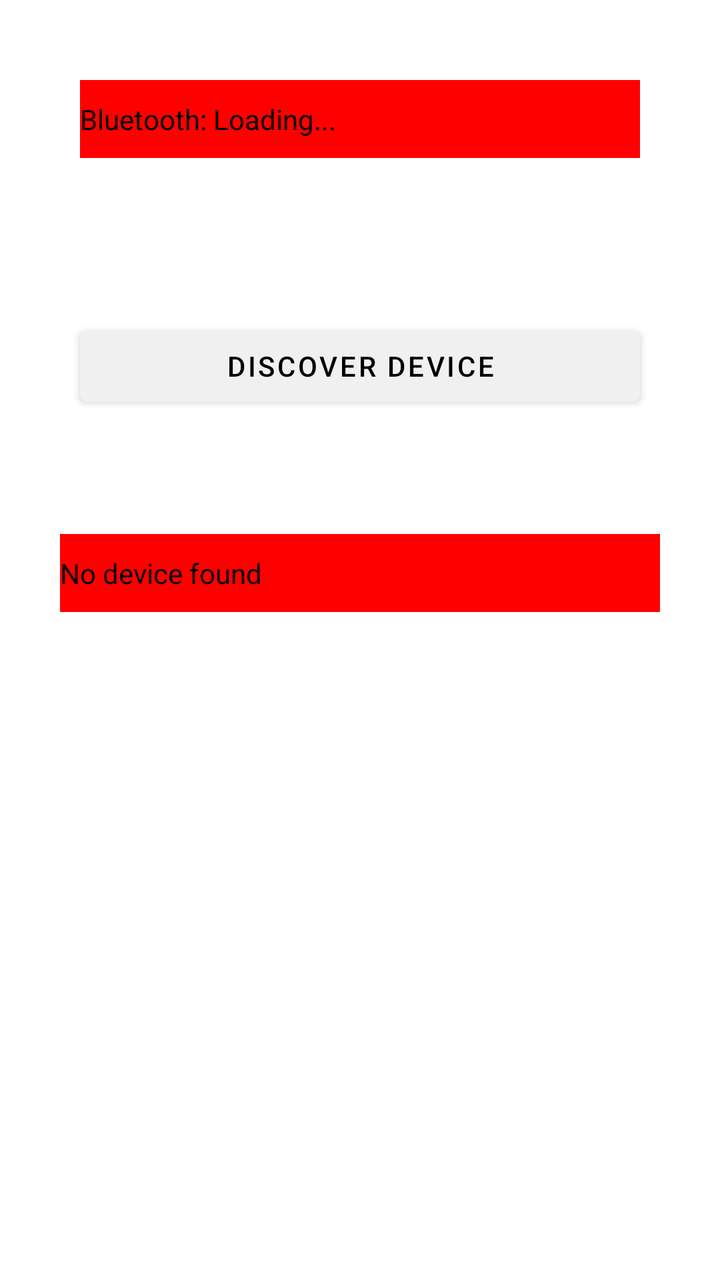
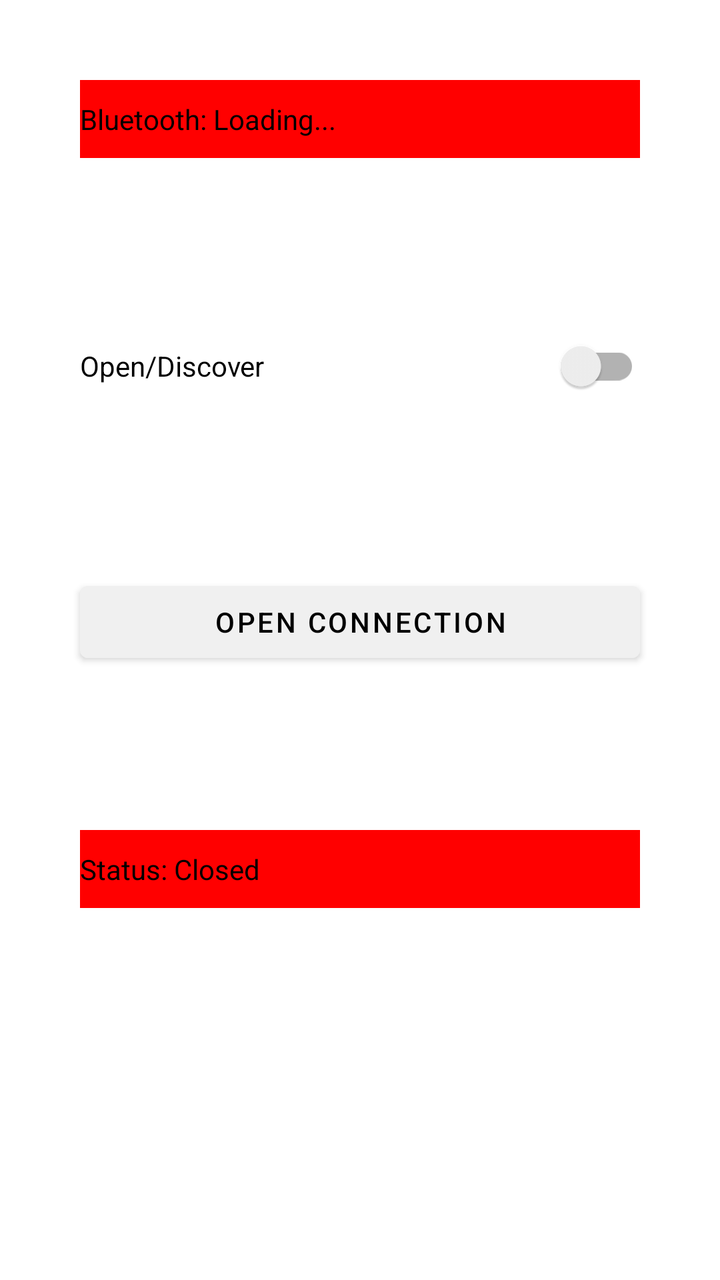

Compare the two renders of this Android layout. The source of the first and the diff that turns it into the second are given below.
<!-- AndroidManifest.xml: application theme Theme.BluetoothTest -->
<!-- res/layout/main_activity.xml -->
<?xml version="1.0" encoding="utf-8"?>
<LinearLayout xmlns:android="http://schemas.android.com/apk/res/android"
    xmlns:app="http://schemas.android.com/apk/res-auto"
    android:layout_width="match_parent"
    android:layout_height="match_parent"
    android:orientation="vertical"
    android:gravity="center_horizontal"
    android:fitsSystemWindows="true">

    <TextView
        android:id="@+id/our_device_text"
        android:layout_width="match_parent"
        android:layout_height="wrap_content"
        android:layout_margin="40dp"
        android:paddingVertical="10dp"
        android:background="#FF0000"
        android:textColor="@color/black"
        android:text="Bluetooth: Loading..."
        />
    <Button
        android:id="@+id/list_card_button"
        android:layout_width="match_parent"
        android:layout_height="wrap_content"
        android:text="Discover device"
        android:layout_margin="40dp"
        android:textColor="#000000"
        android:backgroundTint="#F0F0F0"/>
    <TableLayout
        android:id="@+id/discovered_device_table"
        android:layout_width="match_parent"
        android:layout_margin="20dp"
        android:stretchColumns="0"
        android:layout_height="wrap_content">

        <TableRow
            android:layout_width="match_parent"
            android:layout_height="wrap_content"
            android:background="@color/white"
            android:paddingHorizontal="10dp">

            <TextView
                android:layout_width="match_parent"
                android:layout_height="wrap_content"
                android:layout_weight="4"
                android:background="#FF0000"
                android:paddingVertical="10dp"
                android:textColor="@color/black"
                android:text="No device found"
                android:hint="here"/>
        </TableRow>

    </TableLayout>

</LinearLayout>
<!-- resources referenced by this layout -->
<resources>
  <color name="black">#FF000000</color>
  <color name="white">#FFFFFFFF</color>
  <style name="Theme.BluetoothTest" parent="Theme.MaterialComponents.DayNight.DarkActionBar">
          
          <item name="colorPrimary">@color/purple_500</item>
          <item name="colorPrimaryVariant">@color/purple_700</item>
          <item name="colorOnPrimary">@color/white</item>
          
          <item name="colorSecondary">@color/teal_200</item>
          <item name="colorSecondaryVariant">@color/teal_700</item>
          <item name="colorOnSecondary">@color/black</item>
          
          <item name="android:statusBarColor">?attr/colorPrimaryVariant</item>
          
      </style>
  <color name="purple_500">#FF6200EE</color>
  <color name="purple_700">#FF3700B3</color>
  <color name="teal_200">#FF03DAC5</color>
  <color name="teal_700">#FF018786</color>
</resources>

<!-- the commit's change to res/layout/main_activity.xml (unified diff, before → after) -->
@@ -1,6 +1,7 @@
 <?xml version="1.0" encoding="utf-8"?>
 <LinearLayout xmlns:android="http://schemas.android.com/apk/res/android"
     xmlns:app="http://schemas.android.com/apk/res-auto"
+    xmlns:tools="http://schemas.android.com/tools"
     android:layout_width="match_parent"
     android:layout_height="match_parent"
     android:orientation="vertical"
@@ -17,38 +18,83 @@
         android:textColor="@color/black"
         android:text="Bluetooth: Loading..."
         />
-    <Button
-        android:id="@+id/list_card_button"
+    <androidx.appcompat.widget.SwitchCompat
+        android:id="@+id/switch_bluetooth_mode"
         android:layout_width="match_parent"
         android:layout_height="wrap_content"
-        android:text="Discover device"
         android:layout_margin="40dp"
-        android:textColor="#000000"
-        android:backgroundTint="#F0F0F0"/>
-    <TableLayout
-        android:id="@+id/discovered_device_table"
+        android:textOn="Server"
+        android:textOff="Client"
+        android:contentDescription="Switch bluetooth mode"
+        android:text="Open/Discover" />
+
+    <LinearLayout
+        android:id="@+id/discover_mode"
         android:layout_width="match_parent"
-        android:layout_margin="20dp"
-        android:stretchColumns="0"
-        android:layout_height="wrap_content">
-
-        <TableRow
+        android:layout_height="wrap_content"
+        android:orientation="vertical"
+        android:gravity="center_horizontal"
+        android:visibility="gone">
+        <Button
+            android:id="@+id/list_card_button"
             android:layout_width="match_parent"
             android:layout_height="wrap_content"
-            android:background="@color/white"
-            android:paddingHorizontal="10dp">
+            android:text="Discover device"
+            android:layout_margin="40dp"
+            android:textColor="#000000"
+            android:backgroundTint="#F0F0F0"/>
+        <TableLayout
+            android:id="@+id/discovered_device_table"
+            android:layout_width="match_parent"
+            android:layout_margin="20dp"
+            android:stretchColumns="1"
+            android:layout_gravity="end"
+            android:layout_height="wrap_content">
 
-            <TextView
+            <TableRow
                 android:layout_width="match_parent"
                 android:layout_height="wrap_content"
-                android:layout_weight="4"
-                android:background="#FF0000"
-                android:paddingVertical="10dp"
-                android:textColor="@color/black"
-                android:text="No device found"
-                android:hint="here"/>
-        </TableRow>
+                android:background="@color/white"
+                android:paddingHorizontal="10dp">
 
-    </TableLayout>
+                <TextView
+                    android:layout_width="match_parent"
+                    android:layout_height="wrap_content"
+                    android:layout_weight="4"
+                    android:background="#FF0000"
+                    android:paddingVertical="10dp"
+                    android:textColor="@color/black"
+                    android:text="No device found"
+                    android:hint="here"/>
+            </TableRow>
+
+        </TableLayout>
+    </LinearLayout>
+
+    <LinearLayout
+        android:id="@+id/listener_mode"
+        android:layout_width="match_parent"
+        android:layout_height="wrap_content"
+        android:orientation="vertical"
+        android:gravity="center_horizontal"
+        android:visibility="visible">
+        <Button
+            android:id="@+id/open_connection"
+            android:layout_width="match_parent"
+            android:layout_height="wrap_content"
+            android:text="Open Connection"
+            android:layout_margin="40dp"
+            android:textColor="#000000"
+            android:backgroundTint="#F0F0F0"/>
+        <TextView
+            android:layout_width="match_parent"
+            android:layout_height="wrap_content"
+            android:layout_weight="4"
+            android:background="#FF0000"
+            android:paddingVertical="10dp"
+            android:layout_margin="40dp"
+            android:textColor="@color/black"
+            android:text="Status: Closed"/>
+    </LinearLayout>
 
 </LinearLayout>
